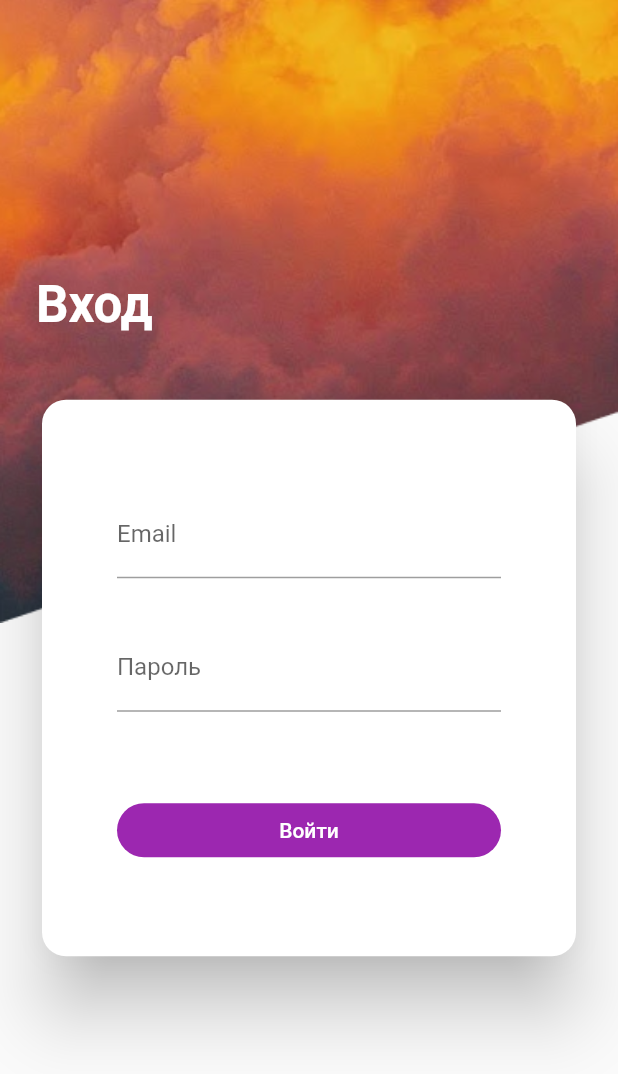
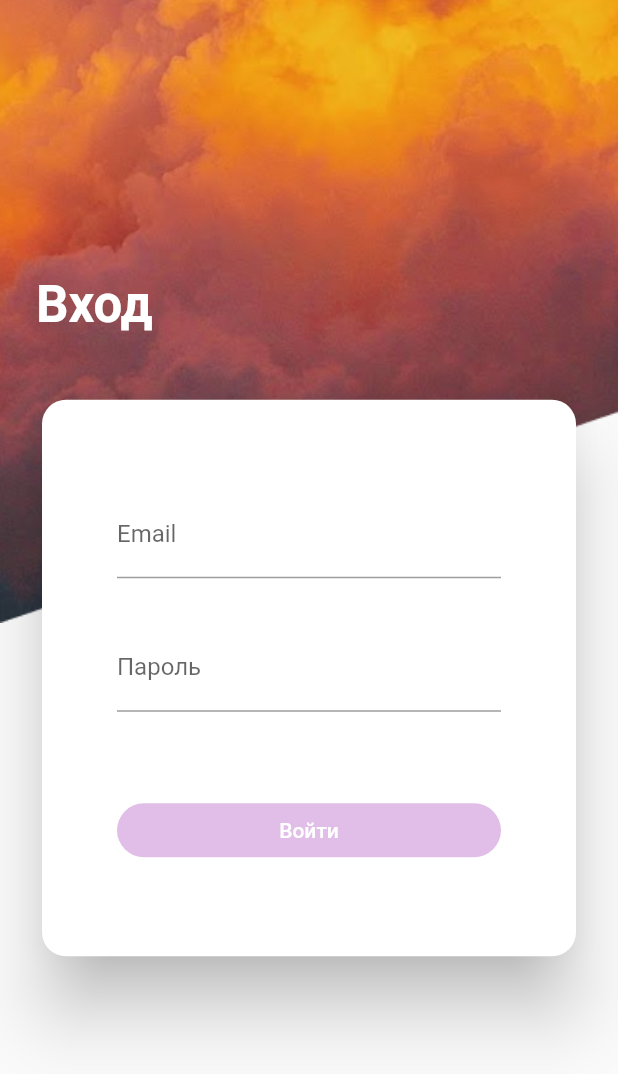
Before and after one commit to ShiryaevNikolay/List_of_users_flutter, a Flutter app: the screen it shows after launch, on a phone screen of 412 x 824 dp. Shown: the top 1074 px of the screen. Run offline on Flutter 3.47's test engine with Material 2 defaults, Android fonts, the phone set to English and light mode, and no system bars.

Commit message:
Делает кнопку авторизации enable/disable если поле пароля заполнено или пустое

```diff
--- a/lib/screens/login.dart
+++ b/lib/screens/login.dart
@@ -13,6 +13,8 @@ class _LoginScreenState extends State<LoginScreen> {
   bool _isShowKeyboard = false;
   String _email = "";
   String _password = "";
+
+  bool _isBtnEnabled = false;
 
   KeyboardListener _keyboardListener = KeyboardListener();
   TextEditingController _emailController = TextEditingController();
@@ -34,6 +36,9 @@ class _LoginScreenState extends State<LoginScreen> {
 
     _passwordController.addListener(() {
       _password = _passwordController.value.text;
+      setState(() {
+        _isBtnEnabled = _password.isNotEmpty;
+      });
     });
   }
 
@@ -45,12 +50,18 @@ class _LoginScreenState extends State<LoginScreen> {
     super.dispose();
   }
 
+  void _onClickButton() {
+    // TODO: реализовать функцию нажатия на кнопку авторизации
+  }
+
   @override
   Widget build(BuildContext context) {
     return AnnotatedRegion<SystemUiOverlayStyle>(
       value: SystemUiOverlayStyle(
           statusBarColor: Colors.transparent,
-          systemNavigationBarColor: Theme.of(context).scaffoldBackgroundColor),
+          statusBarIconBrightness: Brightness.dark,
+          systemNavigationBarColor: Theme.of(context).scaffoldBackgroundColor,
+          systemNavigationBarIconBrightness: Brightness.dark),
       child: Scaffold(
           body: Stack(
         fit: StackFit.expand,
@@ -107,6 +118,7 @@ class _LoginScreenState extends State<LoginScreen> {
                               const SizedBox(height: 55),
                               CustomButton(
                                 child: Text("Войти"),
+                                onPressed: _isBtnEnabled ? _onClickButton : null,
                               )
                             ],
                           ),
--- a/lib/widgets/button.dart
+++ b/lib/widgets/button.dart
@@ -1,25 +1,23 @@
 import 'package:flutter/material.dart';
 
 class CustomButton extends StatelessWidget {
-  CustomButton({this.child});
+  CustomButton({this.child, this.onPressed});
 
   final child;
+  void Function()? onPressed;
 
   @override
-  Widget build(BuildContext context) =>
-      MaterialButton(
+  Widget build(BuildContext context) => MaterialButton(
       elevation: 0,
       focusElevation: 0,
       hoverElevation: 0,
       highlightElevation: 0,
       minWidth: double.infinity,
-        color: Colors.purple,
+      color: Theme.of(context).primaryColor,
+      disabledColor: Theme.of(context).primaryColorLight,
       textColor: Colors.white,
-        shape: StadiumBorder(
-          side: BorderSide(
-            width: double.infinity
-          )
-        ),
-        child: child, onPressed: () {}
-      );
+      disabledTextColor: Colors.white,
+      shape: StadiumBorder(side: BorderSide(width: double.infinity)),
+      child: child,
+      onPressed: onPressed);
 }
```
Lines whose indentation alone changed are shown as unchanged.
